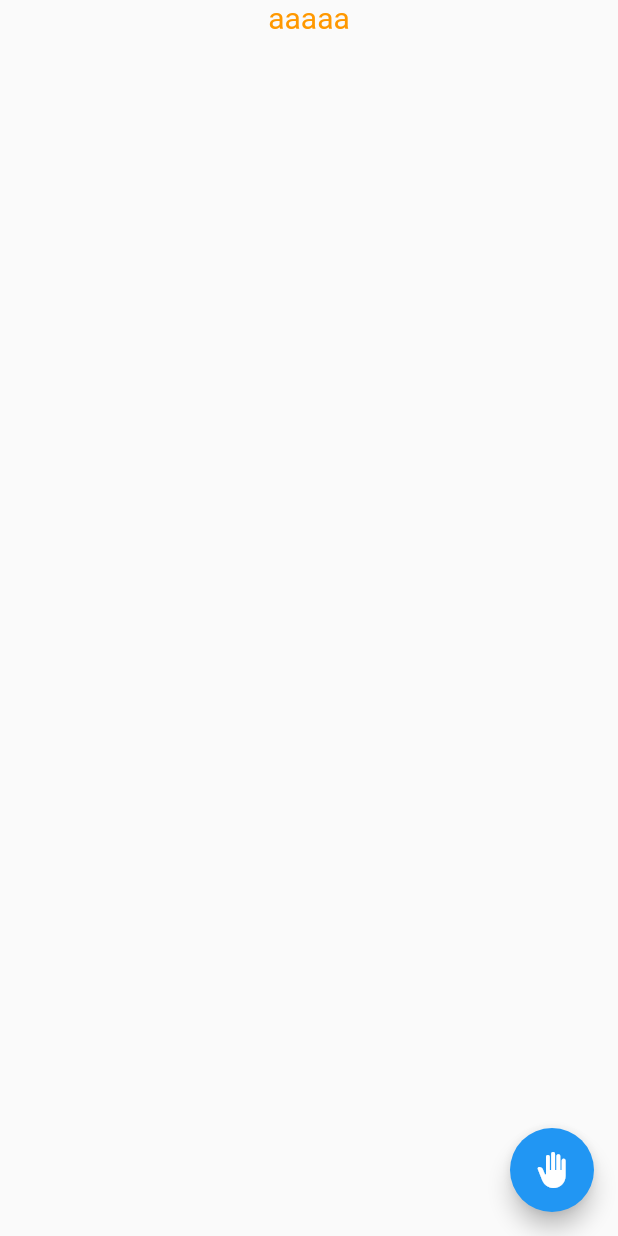
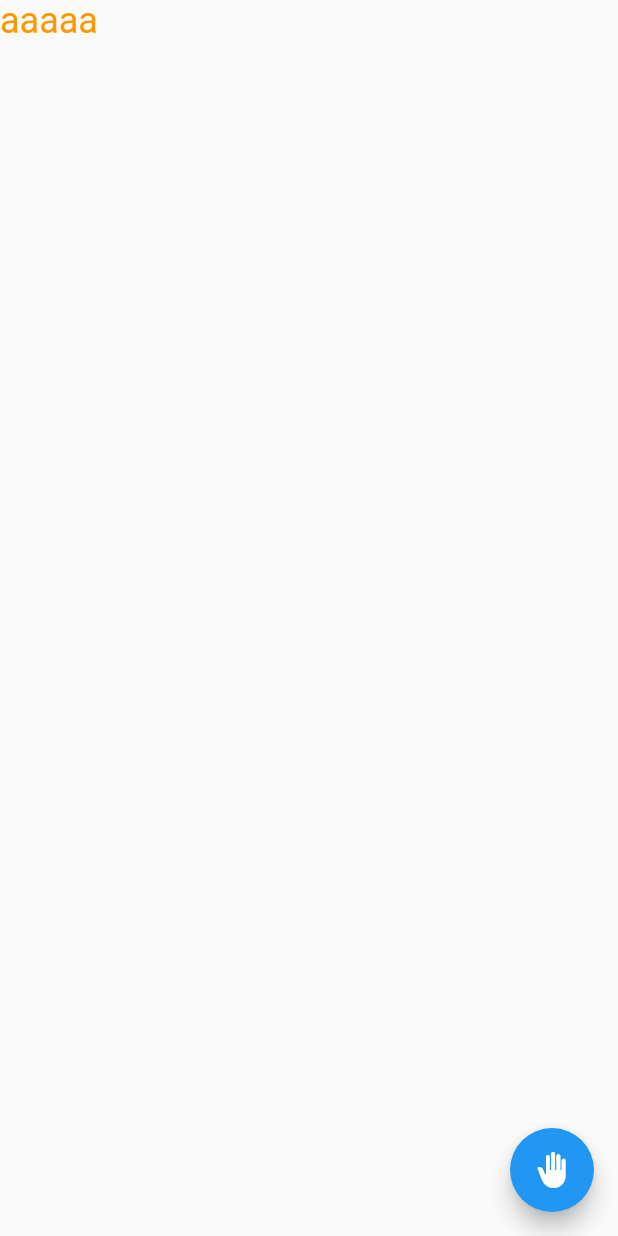
Before and after one commit to feynoobs/Runner, a Flutter app: the screen it shows after launch, after a tap on the "camera" icon, on a phone screen of 412 x 824 dp. Run offline on Flutter 3.47's test engine with Material 2 defaults, Android fonts, the phone set to English and light mode, and no system bars; our stand-ins replace camera, logger; missing offline and left inert: google_ml_kit.

Commit message:
カメラが横向きだと動かない…

```diff
--- a/lib/camera.dart
+++ b/lib/camera.dart
@@ -46,16 +46,13 @@ class _CameraState extends State<Camera>
                 );
             }
             else {
-                _controller = CameraController(camera, ResolutionPreset.high);
+                _controller = CameraController(camera, ResolutionPreset.max);
                 _controller!.initialize().then((_) {
                     _controller?.startImageStream((CameraImage image) async {
-                        // var aaa = await TesseractOcr.extractText(image.format.raw);
-                        // _logger.v(aaa);
                         if (_isRunning == false) {
                             _isRunning = true;
                             _text = '';
-                            final RecognisedText rt = await GoogleMlKit.vision.textDetectorV2().processImage(_createInputImageFromCameraImage(image));
-                            _logger.v(rt);
+                            final RecognisedText rt = await GoogleMlKit.vision.textDetector().processImage(_createInputImageFromCameraImage(image));
                             for (TextBlock block in rt.blocks) {
                                 for (TextLine line in block.lines) {
                                     for (TextElement elem in line.elements) {
@@ -63,7 +60,10 @@ class _CameraState extends State<Camera>
                                     }
                                 }
                             }
-                            setState(() {});
+                            _logger.v(_text);
+                            if (mounted == true) {
+                                setState(() {});
+                            }
                             _isRunning = false;
                         }
                     });
@@ -86,14 +86,13 @@ class _CameraState extends State<Camera>
 
         return MaterialApp(
             home: Scaffold(
-                body: Center(child: Column(
-                    crossAxisAlignment: CrossAxisAlignment.center,
+                body: Center(child: Stack(
                     children: <Widget>[
                         preview,
                         Text(
                             _text,
                             style: const TextStyle(
-                                fontSize: 20,
+                                fontSize: 24,
                                 color: Colors.orange
                             ),
                         )
@@ -133,7 +132,7 @@ class _CameraState extends State<Camera>
                 rotate = InputImageRotation.Rotation_180deg;
                 break;
             case 270:
-                rotate = InputImageRotation.Rotation_180deg;
+                rotate = InputImageRotation.Rotation_270deg;
                 break;
         }
 
```
